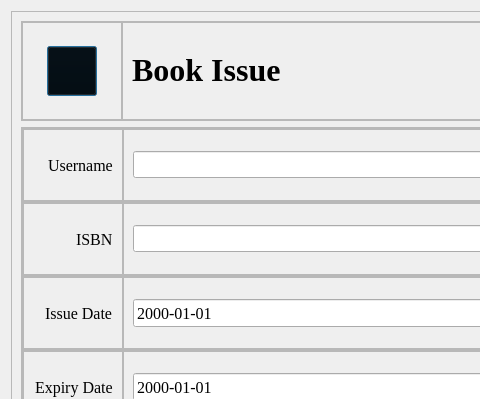
The window that bookissue.ui (aavashlamichhane/LibMan) describes before a commit, drawn with Qt 5; both pictures show x 0 to 480 and y 0 to 399 of the 700 by 520 pixel window.
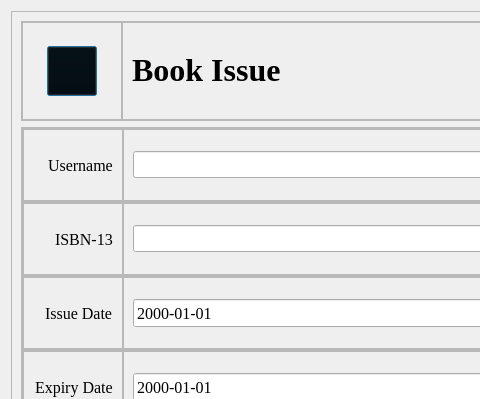
The same window after the commit. Icons and pictures are not drawn.

The edit to the form file:
```diff
--- a/bookissue.ui
+++ b/bookissue.ui
@@ -320,7 +320,7 @@
                   </font>
                  </property>
                  <property name="text">
-                  <string>ISBN</string>
+                  <string>ISBN-13</string>
                  </property>
                  <property name="scaledContents">
                   <bool>true</bool>
```
